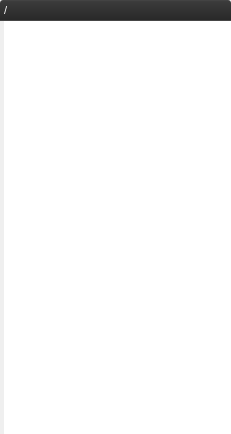
The window that plugins/filebrowser/filebrowser.ui (rkyleg/scope) describes before a commit, drawn with Qt 5.
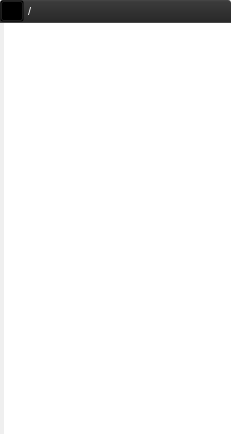
The same window after the commit. Icons and pictures are not drawn.

Commit message: scope - updated webview scrollbar theme (with global settings) scintilla - updated bracematching style outline - added decorator formatting filebrowser - added browse button

What changed in the file:
```diff
--- a/plugins/filebrowser/filebrowser.ui
+++ b/plugins/filebrowser/filebrowser.ui
@@ -20,34 +20,7 @@
    <property name="spacing">
     <number>0</number>
    </property>
-   <item row="0" column="0">
-    <widget class="QLineEdit" name="le_root">
-     <property name="font">
-      <font>
-       <pointsize>8</pointsize>
-      </font>
-     </property>
-     <property name="styleSheet">
-      <string notr="true">background-color: qlineargradient(spread:pad, x1:1, y1:1, x2:1, y2:0, stop:0 rgba(32, 32, 32, 255), stop:0.0590909 rgba(41, 41, 41, 255), stop:0.922727 rgba(59, 59,59, 255), stop:1 rgba(71, 71, 71, 255));
-color:white;
-border:0px;
-border-bottom:1px solid rgb(70,70,70);
-padding:2px;
-border-top-left-radius:3px;
-border-top-right-radius:3px;</string>
-     </property>
-     <property name="text">
-      <string>/</string>
-     </property>
-     <property name="placeholderText">
-      <string>Enter Root Path</string>
-     </property>
-     <property name="class" stdset="0">
-      <string/>
-     </property>
-    </widget>
-   </item>
-   <item row="1" column="0">
+   <item row="1" column="0" colspan="2">
     <widget class="QTreeWidget" name="tr_dir">
      <property name="styleSheet">
       <string notr="true">QTreeWidget {
@@ -85,6 +58,88 @@
      </column>
     </widget>
    </item>
+   <item row="0" column="0" colspan="2">
+    <widget class="QFrame" name="frame">
+     <property name="styleSheet">
+      <string notr="true">QFrame#frame {
+background-color: qlineargradient(spread:pad, x1:1, y1:1, x2:1, y2:0, stop:0 rgba(32, 32, 32, 255), stop:0.0590909 rgba(41, 41, 41, 255), stop:0.922727 rgba(59, 59,59, 255), stop:1 rgba(71, 71, 71, 255));
+border-bottom:1px solid rgb(70,70,70);
+border-top-left-radius:3px;
+border-top-right-radius:3px;
+}</string>
+     </property>
+     <property name="frameShape">
+      <enum>QFrame::NoFrame</enum>
+     </property>
+     <property name="frameShadow">
+      <enum>QFrame::Raised</enum>
+     </property>
+     <layout class="QGridLayout" name="gridLayout_2">
+      <property name="margin">
+       <number>0</number>
+      </property>
+      <property name="spacing">
+       <number>0</number>
+      </property>
+      <item row="0" column="0">
+       <widget class="QPushButton" name="b_browse">
+        <property name="maximumSize">
+         <size>
+          <width>24</width>
+          <height>24</height>
+         </size>
+        </property>
+        <property name="toolTip">
+         <string>select a path</string>
+        </property>
+        <property name="styleSheet">
+         <string notr="true">background:transparent;</string>
+        </property>
+        <property name="text">
+         <string/>
+        </property>
+        <property name="icon">
+         <iconset>
+          <normaloff>../../style/img/file_open2.png</normaloff>../../style/img/file_open2.png</iconset>
+        </property>
+        <property name="iconSize">
+         <size>
+          <width>20</width>
+          <height>20</height>
+         </size>
+        </property>
+        <property name="checkable">
+         <bool>true</bool>
+        </property>
+       </widget>
+      </item>
+      <item row="0" column="1">
+       <widget class="QLineEdit" name="le_root">
+        <property name="font">
+         <font>
+          <pointsize>8</pointsize>
+         </font>
+        </property>
+        <property name="styleSheet">
+         <string notr="true">background:transparent;
+color:white;
+border:0px;
+padding:2px;</string>
+        </property>
+        <property name="text">
+         <string>/</string>
+        </property>
+        <property name="placeholderText">
+         <string>Enter Root Path</string>
+        </property>
+        <property name="class" stdset="0">
+         <string/>
+        </property>
+       </widget>
+      </item>
+     </layout>
+    </widget>
+   </item>
   </layout>
  </widget>
  <resources/>
```
The commit also changes 15 other files.
